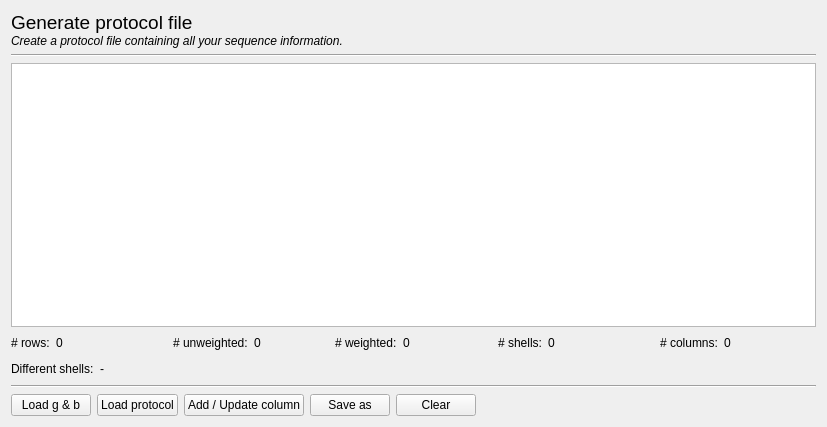
This is mdt/data/qt_designs/model_fit/generate_protocol_tab.ui in robbert-harms/MDT as Qt 5 draws it before an edit. The edited form follows.
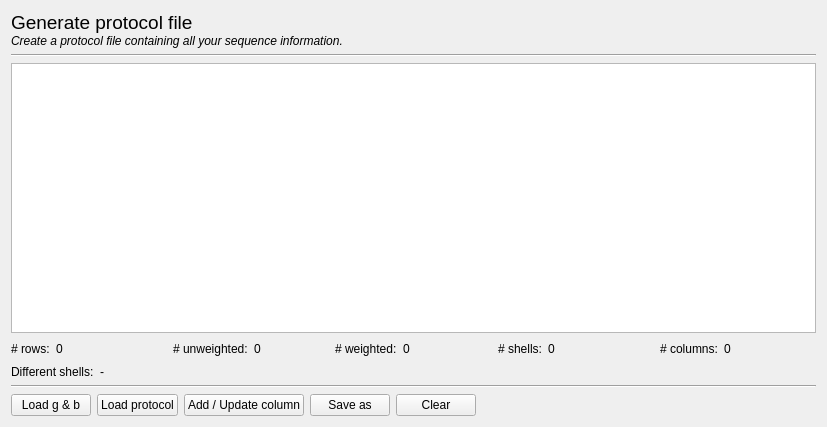
This is the edited form.

Commit message: Fixed the protocol in the example data. Small updates to the GUI (protocol summary in the mdt-gui, update delay in the scrollers in the map visualizer)

Diff of the .ui file:
```diff
--- a/mdt/data/qt_designs/model_fit/generate_protocol_tab.ui
+++ b/mdt/data/qt_designs/model_fit/generate_protocol_tab.ui
@@ -250,7 +250,7 @@
       </layout>
      </item>
      <item row="1" column="0" colspan="5">
-      <layout class="QHBoxLayout" name="horizontalLayout_9">
+      <layout class="QHBoxLayout" name="horizontalLayout_9" stretch="0,1">
        <item>
         <widget class="QLabel" name="label_4">
          <property name="text">
@@ -268,19 +268,6 @@
          </property>
         </widget>
        </item>
-       <item>
-        <spacer name="horizontalSpacer_8">
-         <property name="orientation">
-          <enum>Qt::Horizontal</enum>
-         </property>
-         <property name="sizeHint" stdset="0">
-          <size>
-           <width>40</width>
-           <height>20</height>
-          </size>
-         </property>
-        </spacer>
-       </item>
       </layout>
      </item>
     </layout>
```
The commit also changes 126 other files.
